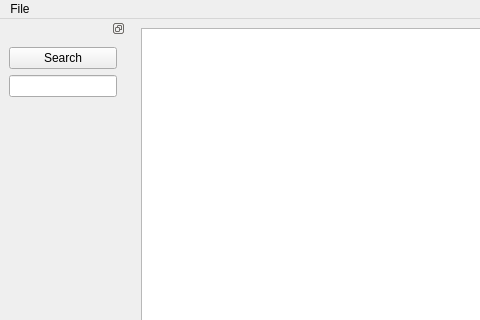
The window that gui/mainw.ui (ProtocolConvergence/protocon) describes before a commit, drawn with Qt 5; both pictures show x 0 to 480 and y 0 to 320 of the 772 by 660 pixel window.
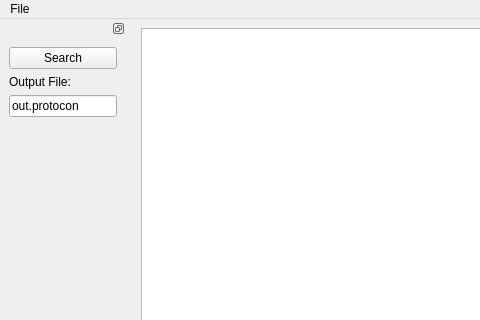
The same window after the commit.

Commit message:
GUI is usable
The GUI can open/files, run the search algorithm, show output, terminate
early, etc. This marks the first commit where the GUI is usable, and
completes the "initial gui" story.

```diff
--- a/gui/mainw.ui
+++ b/gui/mainw.ui
@@ -66,13 +66,17 @@
        </property>
       </widget>
      </item>
+     <item>
+      <widget class="QLabel" name="label">
+       <property name="text">
+        <string>Output File:</string>
+       </property>
+      </widget>
+     </item>
      <item>
       <widget class="QLineEdit" name="outputFileLineEdit">
-       <property name="sizePolicy">
-        <sizepolicy hsizetype="MinimumExpanding" vsizetype="Preferred">
-         <horstretch>0</horstretch>
-         <verstretch>0</verstretch>
-        </sizepolicy>
+       <property name="text">
+        <string>out.protocon</string>
        </property>
       </widget>
      </item>
```
Left out of the diff: 22 changed lines with no effect on the pictures. The commit also changes 6 other files.
